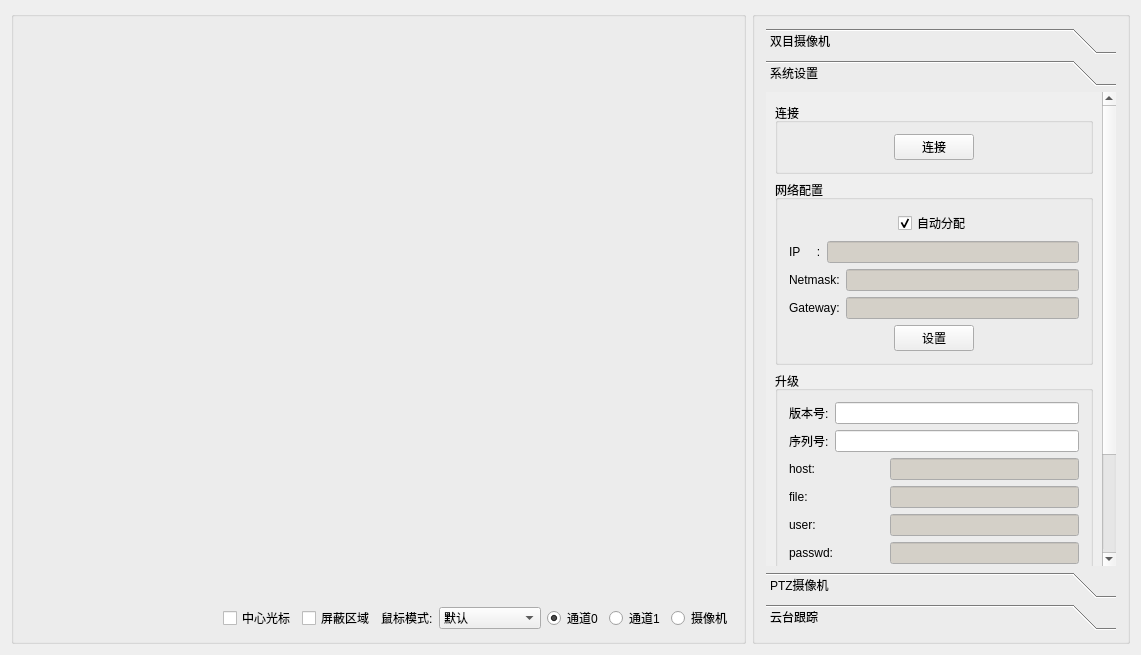
dzyswy/stereo-client, file app/zscam_client/zscam_client.ui: the form before one commit.
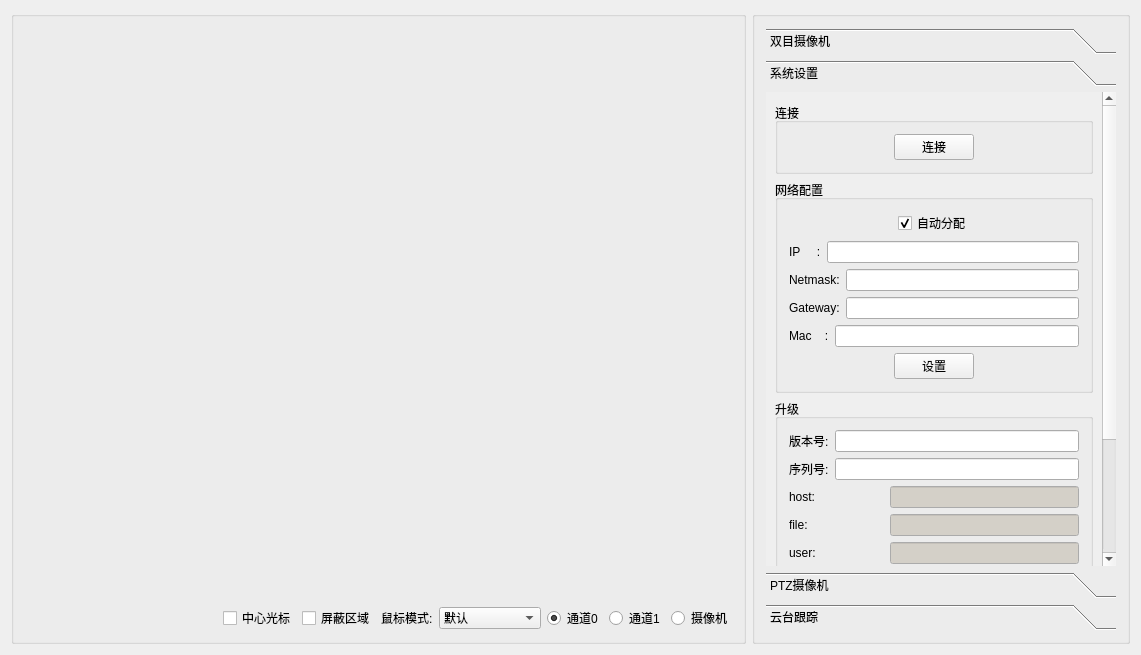
The form after the commit. The open tabs and pages were chosen to show the change. Icons and pictures are not drawn. Custom widgets are drawn as their Qt base class.

Patch:
```diff
--- a/app/zscam_client/zscam_client.ui
+++ b/app/zscam_client/zscam_client.ui
@@ -1836,7 +1836,7 @@
            <x>0</x>
            <y>0</y>
            <width>334</width>
-           <height>548</height>
+           <height>576</height>
           </rect>
          </property>
          <property name="autoFillBackground">
@@ -1952,7 +1952,7 @@
                <item>
                 <widget class="QLineEdit" name="lineEdit_ip">
                  <property name="enabled">
-                  <bool>false</bool>
+                  <bool>true</bool>
                  </property>
                 </widget>
                </item>
@@ -1970,7 +1970,7 @@
                <item>
                 <widget class="QLineEdit" name="lineEdit_netmask">
                  <property name="enabled">
-                  <bool>false</bool>
+                  <bool>true</bool>
                  </property>
                 </widget>
                </item>
@@ -1988,7 +1988,25 @@
                <item>
                 <widget class="QLineEdit" name="lineEdit_gateway">
                  <property name="enabled">
-                  <bool>false</bool>
+                  <bool>true</bool>
+                 </property>
+                </widget>
+               </item>
+              </layout>
+             </item>
+             <item>
+              <layout class="QHBoxLayout" name="horizontalLayout_31">
+               <item>
+                <widget class="QLabel" name="label_90">
+                 <property name="text">
+                  <string>Mac    :</string>
+                 </property>
+                </widget>
+               </item>
+               <item>
+                <widget class="QLineEdit" name="lineEdit_mac">
+                 <property name="enabled">
+                  <bool>true</bool>
                  </property>
                 </widget>
                </item>
```
Left out of the diff: 2 changed lines with no effect on the pictures.
